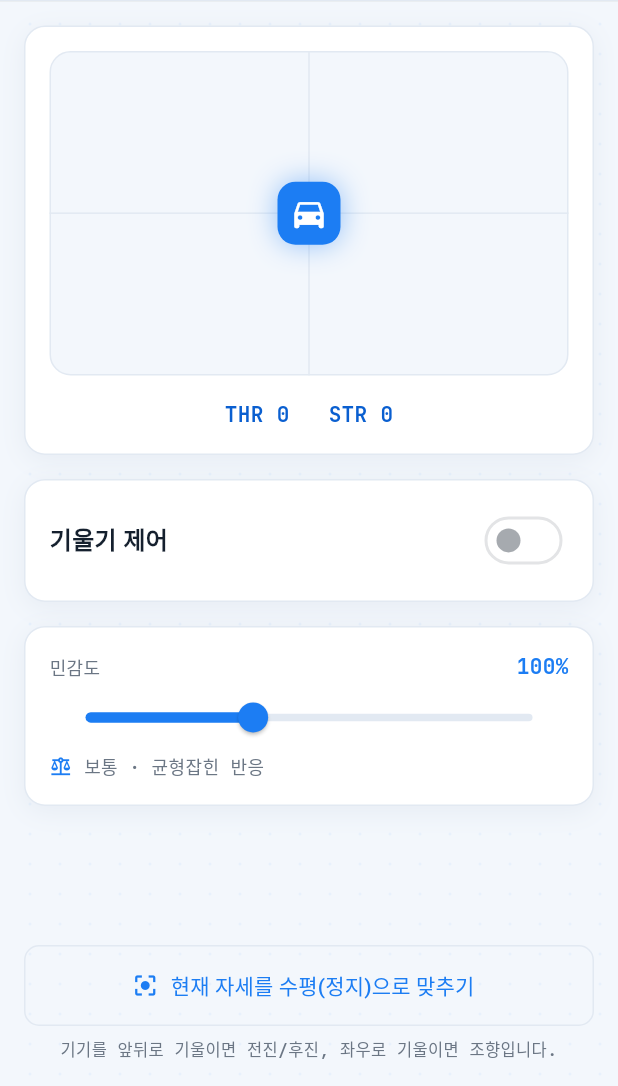
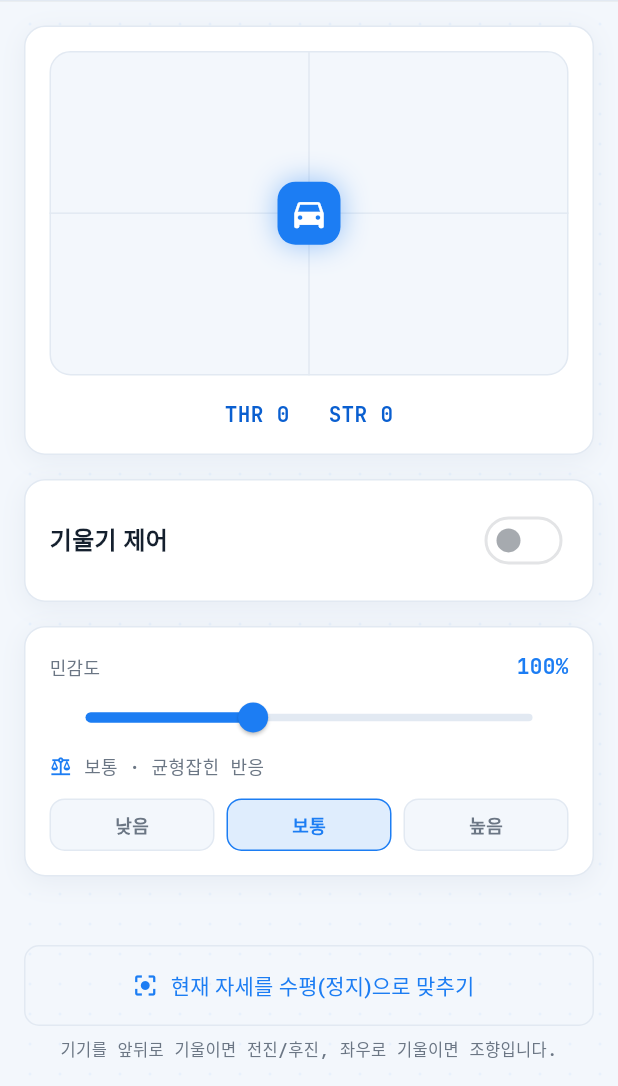
Before and after one commit to KwonJungHyeock/Eduino_BLE_App, a Flutter app: the TiltScreen screen opened by its route, on a phone screen of 412 x 824 dp, the part 150-1236 px from its top. Run offline on Flutter 3.47's test engine with Material 3 defaults, Android fonts, the phone set to English and light mode, and no system bars; our stand-ins replace flutter_blue_plus, flutter_bluetooth_serial, flutter_riverpod, go_router, google_fonts, permission_handler and 3 more; accounts and stored records are empty; Roboto replaces fonts that are missing (Pretendard).

Commit message:
feat(ux): 화면별 인터랙션 다듬기 — 틸트 프리셋·음성 안내·조이스틱 데드존
- 기울기: 민감도 프리셋(낮음/보통/높음) 칩 추가(슬라이더와 연동)
- 음성: 인식 미지원/권한 없음일 때 안내 배너 표시
- 조이스틱: 중앙 근처 데드존으로 미세 드리프트 방지

Co-Authored-By: Claude Opus 4.8 <noreply@anthropic.com>
Claude-Session: https://claude.ai/code/session_01F6h8JWUjo7BSTbVKrRKHxf

```diff
--- a/lib/features/joystick/joystick_screen.dart
+++ b/lib/features/joystick/joystick_screen.dart
@@ -24,8 +24,10 @@ class _JoystickScreenState extends ConsumerState<JoystickScreen> {
   int _steer = 0;
 
   void _onVector(Offset v) {
-    final throttle = (v.dy * 100).round().clamp(-100, 100).toInt();
-    final steer = (v.dx * 100).round().clamp(-100, 100).toInt();
+    // 중앙 근처 미세 입력 무시(드리프트 방지) 데드존.
+    double dz(double x) => x.abs() < 0.06 ? 0.0 : x;
+    final throttle = (dz(v.dy) * 100).round().clamp(-100, 100).toInt();
+    final steer = (dz(v.dx) * 100).round().clamp(-100, 100).toInt();
     if (throttle != _throttle || steer != _steer) {
       setState(() {
         _throttle = throttle;
--- a/lib/features/tilt/tilt_screen.dart
+++ b/lib/features/tilt/tilt_screen.dart
@@ -76,6 +76,35 @@ class _TiltScreenState extends ConsumerState<TiltScreen> {
       _baseX = e.x;
       _baseY = e.y;
     });
+  }
+
+  Widget _preset(String label, double value) {
+    final active = (_sensitivity - value).abs() < 0.05;
+    return Expanded(
+      child: GestureDetector(
+        onTap: () {
+          HapticFeedback.selectionClick();
+          setState(() => _sensitivity = value);
+        },
+        child: Container(
+          padding: const EdgeInsets.symmetric(vertical: 8),
+          alignment: Alignment.center,
+          decoration: BoxDecoration(
+            color: active
+                ? AppColors.signal.withValues(alpha: 0.14)
+                : AppColors.baseBg,
+            borderRadius: Radii.chip,
+            border: Border.all(
+                color: active ? AppColors.signal : AppColors.border),
+          ),
+          child: Text(label,
+              style: AppType.mono(
+                  size: 12,
+                  weight: FontWeight.w700,
+                  color: active ? AppColors.signal : AppColors.textMuted)),
+        ),
+      ),
+    );
   }
 
   String get _sensGuide {
@@ -160,6 +189,16 @@ class _TiltScreenState extends ConsumerState<TiltScreen> {
                       ),
                     ],
                   ),
+                  Gap.h12,
+                  Row(
+                    children: [
+                      _preset('낮음', 0.6),
+                      Gap.w8,
+                      _preset('보통', 1.0),
+                      Gap.w8,
+                      _preset('높음', 1.6),
+                    ],
+                  ),
                 ],
               ),
             ),
```
Also changed, not shown: lib/features/voice/voice_screen.dart (+24 -0 lines).
